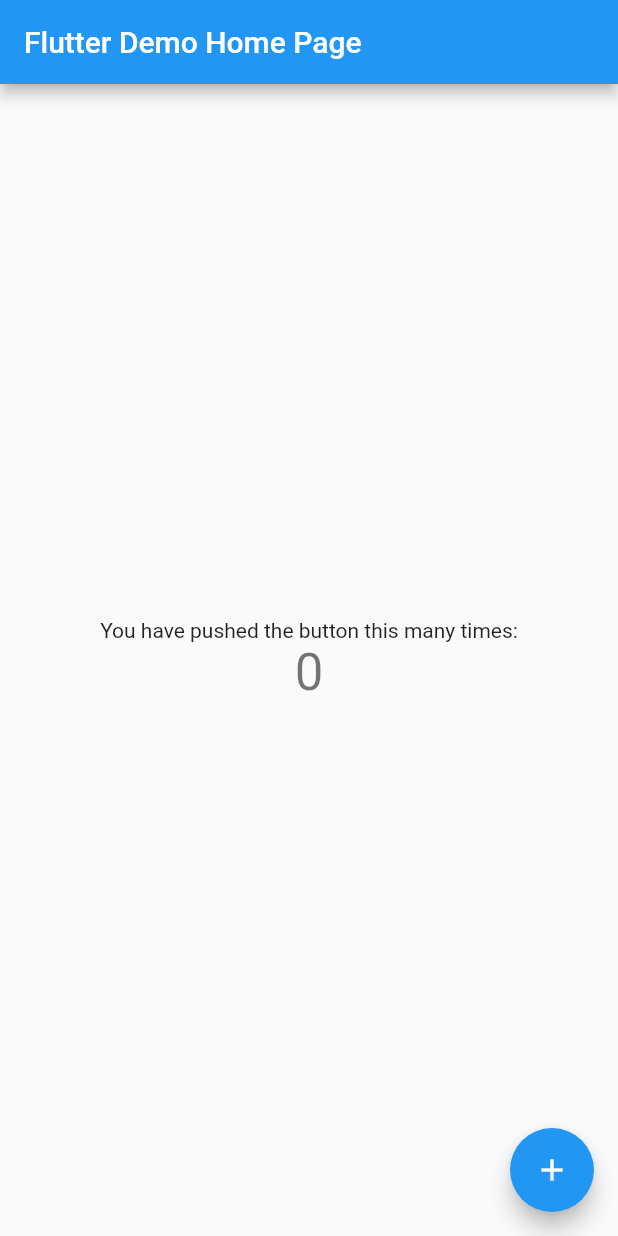
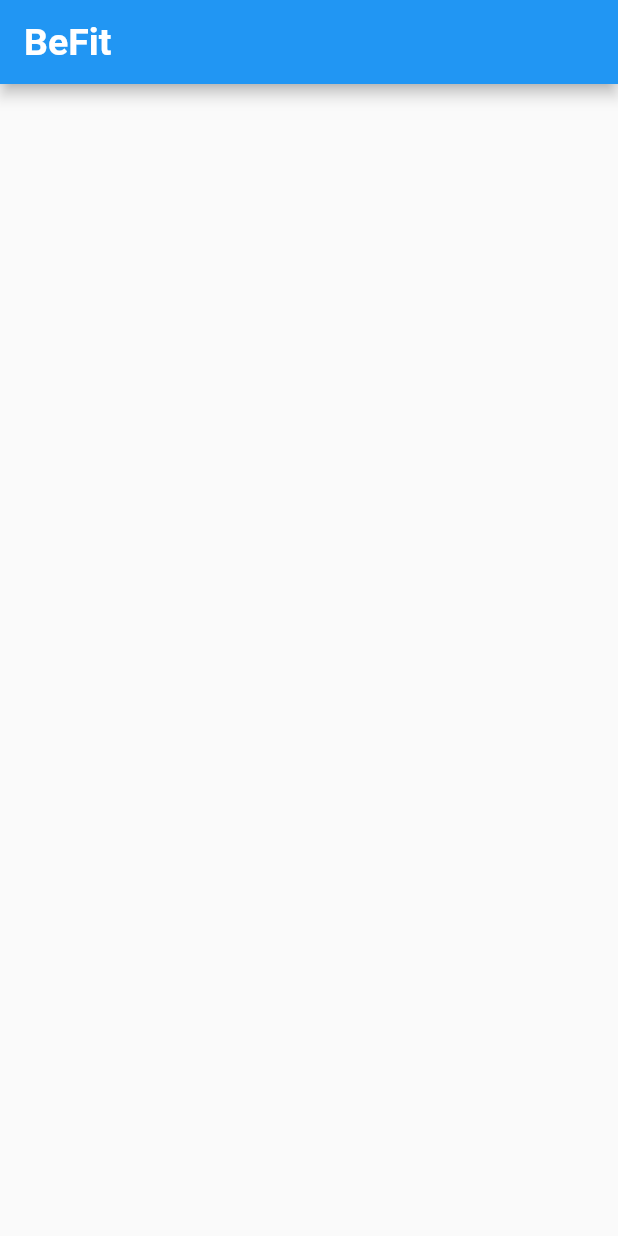
Before and after one commit to gboyega/Flutter_group_3, a Flutter app: the screen it shows after launch, on a phone screen of 412 x 824 dp. Run offline on Flutter 3.47's test engine with Material 2 defaults, Android fonts, the phone set to English and light mode, and no system bars.

Commit message:
updated app bar

```diff
--- /dev/null
+++ b/lib/homepage.dart
@@ -0,0 +1,32 @@
+import 'package:flutter/material.dart';
+
+class MyHomePage extends StatefulWidget {
+  const MyHomePage({Key? key, required this.title}) : super(key: key);
+
+  final String title;
+
+  @override
+  State<MyHomePage> createState() => _MyHomePageState();
+}
+
+class _MyHomePageState extends State<MyHomePage> {
+  @override
+  Widget build(BuildContext context) {
+    return Scaffold(
+      appBar: AppBar(
+        centerTitle: false,
+        title: Text(
+          "BeFit",
+          style: TextStyle(fontSize: 25.0,
+          color: Colors.white,
+          fontWeight: FontWeight.bold),
+          ),
+      ),
+      body: Center(
+        child: Column(
+          mainAxisAlignment: MainAxisAlignment.center,
+        ),
+      ),
+    );
+  }
+}
--- a/lib/main.dart
+++ b/lib/main.dart
@@ -1,115 +1,6 @@
 import 'package:flutter/material.dart';
+import 'package:group3/myapp.dart';
 
 void main() {
   runApp(const MyApp());
 }
-
-class MyApp extends StatelessWidget {
-  const MyApp({Key? key}) : super(key: key);
-
-  // This widget is the root of your application.
-  @override
-  Widget build(BuildContext context) {
-    return MaterialApp(
-      title: 'Flutter Demo',
-      theme: ThemeData(
-        // This is the theme of your application.
-        //
-        // Try running your application with "flutter run". You'll see the
-        // application has a blue toolbar. Then, without quitting the app, try
-        // changing the primarySwatch below to Colors.green and then invoke
-        // "hot reload" (press "r" in the console where you ran "flutter run",
-        // or simply save your changes to "hot reload" in a Flutter IDE).
-        // Notice that the counter didn't reset back to zero; the application
-        // is not restarted.
-        primarySwatch: Colors.blue,
-      ),
-      home: const MyHomePage(title: 'Flutter Demo Home Page'),
-    );
-  }
-}
-
-class MyHomePage extends StatefulWidget {
-  const MyHomePage({Key? key, required this.title}) : super(key: key);
-
-  // This widget is the home page of your application. It is stateful, meaning
-  // that it has a State object (defined below) that contains fields that affect
-  // how it looks.
-
-  // This class is the configuration for the state. It holds the values (in this
-  // case the title) provided by the parent (in this case the App widget) and
-  // used by the build method of the State. Fields in a Widget subclass are
-  // always marked "final".
-
-  final String title;
-
-  @override
-  State<MyHomePage> createState() => _MyHomePageState();
-}
-
-class _MyHomePageState extends State<MyHomePage> {
-  int _counter = 0;
-
-  void _incrementCounter() {
-    setState(() {
-      // This call to setState tells the Flutter framework that something has
-      // changed in this State, which causes it to rerun the build method below
-      // so that the display can reflect the updated values. If we changed
-      // _counter without calling setState(), then the build method would not be
-      // called again, and so nothing would appear to happen.
-      _counter++;
-    });
-  }
-
-  @override
-  Widget build(BuildContext context) {
-    // This method is rerun every time setState is called, for instance as done
-    // by the _incrementCounter method above.
-    //
-    // The Flutter framework has been optimized to make rerunning build methods
-    // fast, so that you can just rebuild anything that needs updating rather
-    // than having to individually change instances of widgets.
-    return Scaffold(
-      appBar: AppBar(
-        // Here we take the value from the MyHomePage object that was created by
-        // the App.build method, and use it to set our appbar title.
-        title: Text(widget.title),
-      ),
-      body: Center(
-        // Center is a layout widget. It takes a single child and positions it
-        // in the middle of the parent.
-        child: Column(
-          // Column is also a layout widget. It takes a list of children and
-          // arranges them vertically. By default, it sizes itself to fit its
-          // children horizontally, and tries to be as tall as its parent.
-          //
-          // Invoke "debug painting" (press "p" in the console, choose the
-          // "Toggle Debug Paint" action from the Flutter Inspector in Android
-          // Studio, or the "Toggle Debug Paint" command in Visual Studio Code)
-          // to see the wireframe for each widget.
-          //
-          // Column has various properties to control how it sizes itself and
-          // how it positions its children. Here we use mainAxisAlignment to
-          // center the children vertically; the main axis here is the vertical
-          // axis because Columns are vertical (the cross axis would be
-          // horizontal).
-          mainAxisAlignment: MainAxisAlignment.center,
-          children: <Widget>[
-            const Text(
-              'You have pushed the button this many times:',
-            ),
-            Text(
-              '$_counter',
-              style: Theme.of(context).textTheme.headline4,
-            ),
-          ],
-        ),
-      ),
-      floatingActionButton: FloatingActionButton(
-        onPressed: _incrementCounter,
-        tooltip: 'Increment',
-        child: const Icon(Icons.add),
-      ), // This trailing comma makes auto-formatting nicer for build methods.
-    );
-  }
-}
--- /dev/null
+++ b/lib/myapp.dart
@@ -0,0 +1,19 @@
+import 'package:flutter/material.dart';
+import 'package:group3/homepage.dart';
+
+class MyApp extends StatelessWidget {
+  const MyApp({Key? key}) : super(key: key);
+
+
+  @override
+  Widget build(BuildContext context) {
+    return MaterialApp(
+      title: 'Flutter Demo',
+      theme: ThemeData(
+
+        primarySwatch: Colors.blue,
+      ),
+      home: const MyHomePage(title: 'Flutter Demo Home Page'),
+    );
+  }
+}
```
Also changed, not shown: pubspec.lock, 1 other file.
